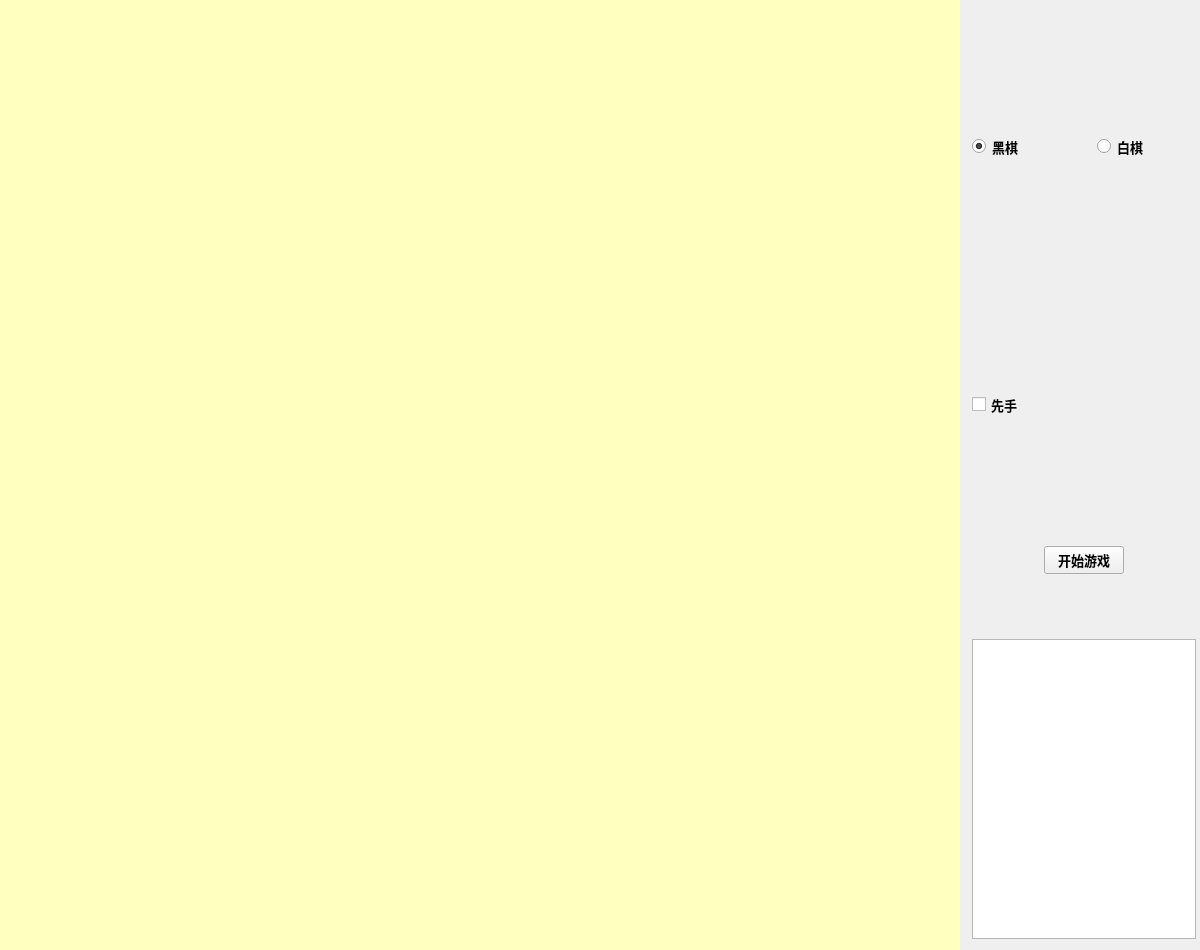
The window that Board/board.ui (Malloc-Luo/GobangGame) describes before a commit, drawn with Qt 5.
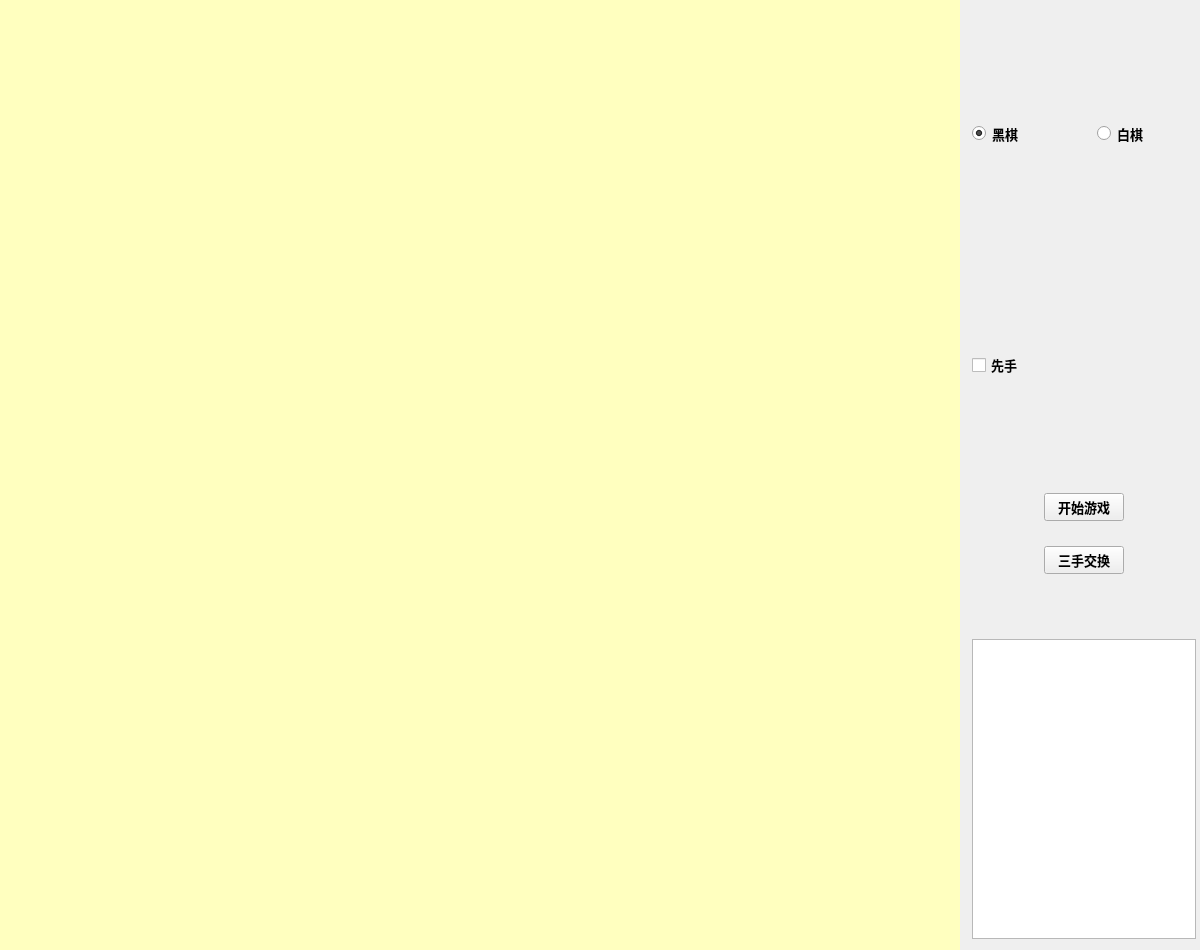
The same window after the commit.

Commit message: 加入三手交换

```diff
--- a/Board/board.ui
+++ b/Board/board.ui
@@ -189,6 +189,31 @@
         </item>
        </layout>
       </item>
+      <item>
+       <layout class="QHBoxLayout" name="horizontalLayout_3">
+        <item>
+         <widget class="QPushButton" name="pbt_swap">
+          <property name="sizePolicy">
+           <sizepolicy hsizetype="Fixed" vsizetype="Fixed">
+            <horstretch>0</horstretch>
+            <verstretch>0</verstretch>
+           </sizepolicy>
+          </property>
+          <property name="font">
+           <font>
+            <family>Microsoft YaHei UI</family>
+            <pointsize>10</pointsize>
+            <weight>75</weight>
+            <bold>true</bold>
+           </font>
+          </property>
+          <property name="text">
+           <string>三手交换</string>
+          </property>
+         </widget>
+        </item>
+       </layout>
+      </item>
       <item>
        <spacer name="verticalSpacer">
         <property name="orientation">
```
Left out of the diff: 3 changed lines with no effect on the pictures. The commit also changes 2 other files.
